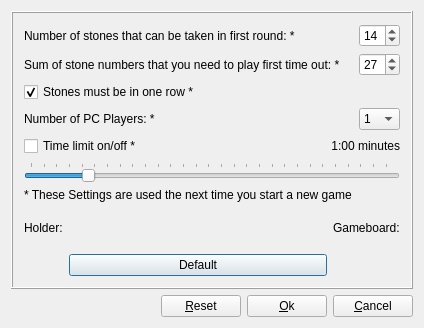
This is src/main/gui/SettingsWindow.ui in FelixWohlfrom/RummyCube as Qt 5 draws it before an edit. The edited form follows.
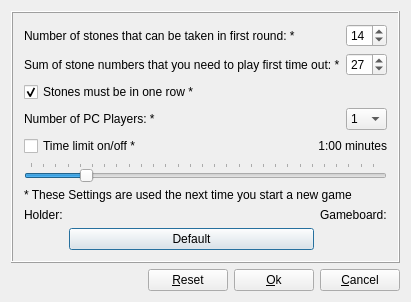
This is the edited form.

Commit message:
don't resize previews of holder and gameboard panel backgrounds
+ cleanup SettingsWindow.ui default values

Patch:
```diff
--- a/src/main/gui/SettingsWindow.ui
+++ b/src/main/gui/SettingsWindow.ui
@@ -5,20 +5,6 @@
   <property name="windowModality">
    <enum>Qt::ApplicationModal</enum>
   </property>
-  <property name="geometry">
-   <rect>
-    <x>0</x>
-    <y>0</y>
-    <width>424</width>
-    <height>328</height>
-   </rect>
-  </property>
-  <property name="sizePolicy">
-   <sizepolicy hsizetype="Fixed" vsizetype="Fixed">
-    <horstretch>0</horstretch>
-    <verstretch>0</verstretch>
-   </sizepolicy>
-  </property>
   <property name="windowTitle">
    <string>Settings</string>
   </property>
@@ -28,12 +14,6 @@
   <layout class="QVBoxLayout" name="verticalLayout">
    <item>
     <widget class="QFrame" name="settingsFrame">
-     <property name="sizePolicy">
-      <sizepolicy hsizetype="Expanding" vsizetype="Expanding">
-       <horstretch>0</horstretch>
-       <verstretch>0</verstretch>
-      </sizepolicy>
-     </property>
      <property name="autoFillBackground">
       <bool>false</bool>
      </property>
@@ -45,7 +25,7 @@
      </property>
      <layout class="QVBoxLayout" name="verticalLayout_2">
       <item>
-       <layout class="QGridLayout" name="topLayout" rowstretch="0,0,0,0,0">
+       <layout class="QGridLayout" name="topLayout">
         <item row="1" column="1">
          <widget class="QSpinBox" name="stonesAtBeginning">
           <property name="sizePolicy">
@@ -197,9 +177,6 @@
       </item>
       <item>
        <layout class="QGridLayout" name="timeLimitLayout">
-        <property name="sizeConstraint">
-         <enum>QLayout::SetDefaultConstraint</enum>
-        </property>
         <item row="2" column="0" colspan="2">
          <widget class="QSlider" name="timeLimitValue">
           <property name="sizePolicy">
@@ -322,9 +299,9 @@
     </widget>
    </item>
    <item>
-    <layout class="QHBoxLayout" name="buttonLayout" stretch="0,0,0,0">
+    <layout class="QHBoxLayout" name="buttonLayout">
      <property name="sizeConstraint">
-      <enum>QLayout::SetDefaultConstraint</enum>
+      <enum>QLayout::SetFixedSize</enum>
      </property>
      <item>
       <spacer name="buttonSpacer">
```
Left out of the diff: 4 changed lines with no effect on the pictures. The commit also changes 1 other file.
